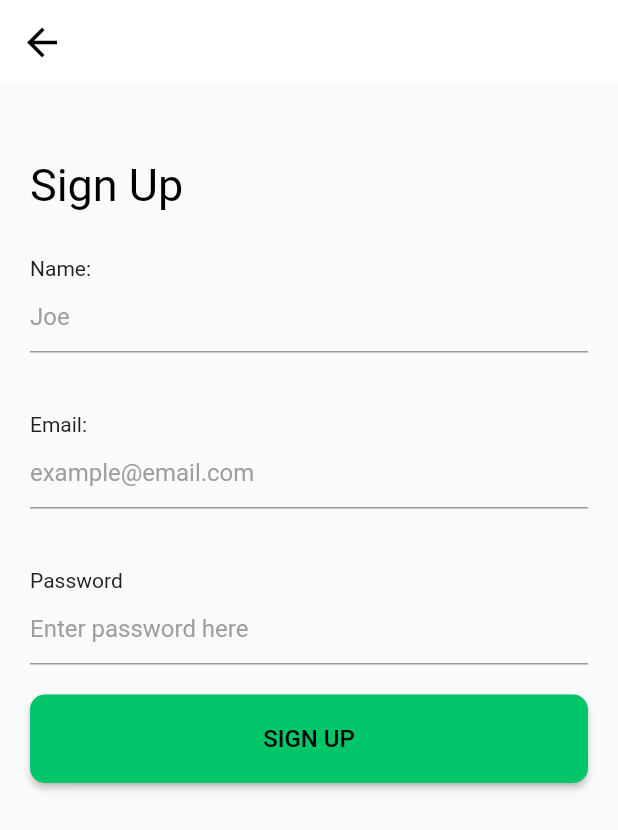
After one commit to malekfouda2/Khoroga, a Flutter app: the RegisterView screen opened directly, on a phone screen of 412 x 824 dp. The commit adds this screen. Shown: the top 830 px of the screen. Run offline on Flutter 3.47's test engine with Material 2 defaults, Android fonts, the phone set to English and light mode, and no system bars; our stand-ins replace firebase_auth, firebase_core, get, google_sign_in; missing offline and left inert: flutter_facebook_auth, flutter_login_facebook; accounts and stored records are empty; network calls fail.

Commit message:
register

```diff
--- a/lib/main.dart
+++ b/lib/main.dart
@@ -1,6 +1,6 @@
 import 'package:firebase_core/firebase_core.dart';
 import 'package:flutter/material.dart';
-import 'package:khoroga/view/auth/login_screen.dart';
+import 'package:khoroga/view/auth/login_view.dart';
 import 'package:get/get.dart';
 import 'package:khoroga/view/control_view.dart';
 
--- /dev/null
+++ b/lib/view/auth/register_view.dart
@@ -0,0 +1,184 @@
+import 'package:flutter/material.dart';
+import 'package:flutter/src/widgets/framework.dart';
+import 'package:flutter/src/widgets/placeholder.dart';
+import 'package:get/get.dart';
+import 'package:get/get_state_manager/src/simple/get_view.dart';
+
+import '../../constant.dart';
+import '../../core/view_model/auth_view_model.dart';
+import '../widgets/custom_text.dart';
+import 'login_view.dart';
+
+class RegisterView extends GetWidget<AuthViewModel> {
+ final GlobalKey<FormState> formKey = GlobalKey<FormState>();
+
+  final ButtonStyle flatButtonStyle = TextButton.styleFrom(
+
+       backgroundColor: primaryColor ,
+    //minimumSize: Size(88, 36),
+    padding: const EdgeInsets.all(20),
+    shape: RoundedRectangleBorder(
+        borderRadius: BorderRadius.circular((10))
+    ),
+
+    );
+  final ButtonStyle flatButtonStyle2 = TextButton.styleFrom(
+
+    backgroundColor: Colors.white ,
+    //minimumSize: Size(88, 36),
+    padding: const EdgeInsets.all(20),
+    shape: RoundedRectangleBorder(
+        borderRadius: BorderRadius.circular((10))
+    ),
+
+  );
+
+  @override
+  Widget build(BuildContext context) {
+    return Scaffold(
+      appBar: AppBar(
+        elevation:0.0 ,
+        backgroundColor: Colors.white,
+        leading: GestureDetector(
+          onTap: (){
+            Get.off(()=>LoginView());
+          },
+          child: Icon(Icons.arrow_back,color:Colors.black,size: 30,)
+        )
+      ),
+      body: Padding(
+        padding: const EdgeInsets.only(top: 50, right: 20, left: 20),
+        child: Form(
+          key: formKey,
+          child: SingleChildScrollView(
+            child: Column(
+              children: [
+                CustomText(
+                  text: "Sign Up",
+                  fontSize: 30,
+                ),
+               const SizedBox(
+                  height: 30,
+                ),
+                // CustomTextFormField(
+                //   onSaved:(value){
+                //     controller.email=value;
+                //   },
+                //   validator:( value){
+                //     if(value== null){
+                //       print("Error");
+                //     }
+                //   } ,
+                //   text: "Email",
+                //   hint: 'example@email.com',
+                //
+                // ),
+            CustomText(text: "Name:"
+            ,
+                fontSize: 14,
+                color: Colors.grey.shade900),
+            TextFormField(
+              onSaved: (value){
+                controller.name=value!;
+
+              },
+              validator: ( value){
+                if(value== null){
+                  print("Error");
+                }
+              } ,
+              decoration: InputDecoration(
+
+                  hintText: "Joe",
+                  hintStyle: TextStyle(
+                      color: Colors.grey
+                  ),
+                  fillColor: Colors.black
+              ),
+            ),
+              const  SizedBox(
+                  height: 40,
+                ),
+
+            CustomText(text: "Email:"
+            ,
+                fontSize: 14,
+                color: Colors.grey.shade900),
+            TextFormField(
+              onSaved: (value){
+                controller.email=value!;
+
+              },
+              validator: ( value){
+                if(value== null){
+                  print("Error");
+                }
+              } ,
+              decoration: InputDecoration(
+
+                  hintText: "example@email.com",
+                  hintStyle: TextStyle(
+                      color: Colors.grey
+                  ),
+                  fillColor: Colors.black
+              ),
+            ),
+              const  SizedBox(
+                  height: 40,
+                ),
+
+            CustomText(text:"Password",
+                fontSize: 14,
+                color: Colors.grey.shade900,
+            ),
+
+            TextFormField(
+              onSaved: (value){
+                controller.password= value!;
+
+              },
+              validator: ( value){
+                if(value == null){
+                  print("Error");
+                }
+              } ,
+              decoration: InputDecoration(
+
+                  hintText: "Enter password here",
+                  hintStyle: TextStyle(
+                      color: Colors.grey
+                  ),
+                  fillColor: Colors.black
+              ),
+            ),
+
+
+
+               const SizedBox(height: 20,),
+
+            ElevatedButton(
+              style: flatButtonStyle,
+
+              onPressed:(){
+                formKey.currentState?.save();
+
+                if(formKey.currentState!.validate()){
+                  controller.createAccountWithEmailAndPassword();
+
+                }
+
+              },
+              child:  CustomText(text: "SIGN UP",
+                alignment: Alignment.center,
+                color: Colors.black,
+              ),
+            ),
+                  ],
+
+            ),
+          ),
+        ),
+      ),
+    );
+  }
+}
--- a/lib/view/control_view.dart
+++ b/lib/view/control_view.dart
@@ -1,7 +1,7 @@
 import 'package:flutter/material.dart';
 import 'package:get/get.dart';
 import 'package:khoroga/core/view_model/auth_view_model.dart';
-import 'package:khoroga/view/auth/login_screen.dart';
+import 'package:khoroga/view/auth/login_view.dart';
 
 import 'home_view.dart';
 class ControlView extends GetWidget<AuthViewModel> {
@@ -12,7 +12,7 @@ class ControlView extends GetWidget<AuthViewModel> {
     return Obx((){
       return (Get.find<AuthViewModel>().user!=null)
           ? HomeView()
-          : LoginScreen();
+          : LoginView();
     });
   }
 }
--- a/lib/view/home_view.dart
+++ b/lib/view/home_view.dart
@@ -3,7 +3,7 @@ import 'package:flutter/material.dart';
 import 'package:cupertino_icons/cupertino_icons.dart';
 import 'package:get/get.dart';
 import 'package:get/get_core/src/get_main.dart';
-import 'package:khoroga/view/auth/login_screen.dart';
+import 'package:khoroga/view/auth/login_view.dart';
 class HomeView extends StatelessWidget {
   FirebaseAuth _auth = FirebaseAuth.instance;
    HomeView({Key? key}) : super(key: key);
@@ -19,7 +19,7 @@ class HomeView extends StatelessWidget {
           child: Text("Logout"),
           onPressed: (){
             _auth.signOut();
-            Get.offAll(LoginScreen());
+            Get.offAll(()=>LoginView());
           },
         ),
       ),
```
Also changed, not shown: lib/core/view_model/auth_view_model.dart (+12 -1 lines), lib/view/auth/login_view.dart (renamed from lib/view/auth/login_screen.dart, +14 -8 lines).
